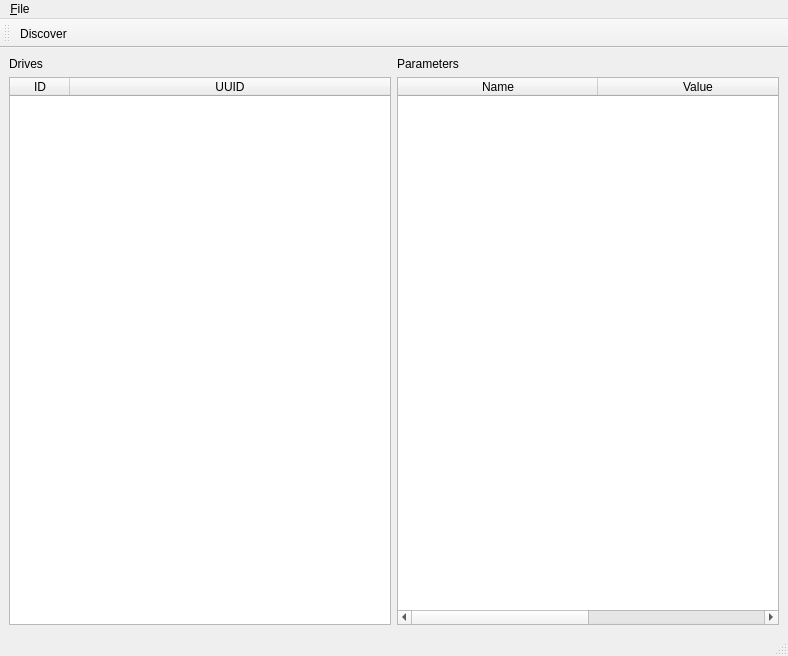
Qt form software/ros1/betz_node/mainwindow.ui (codebot/betz_experimental) before a commit.
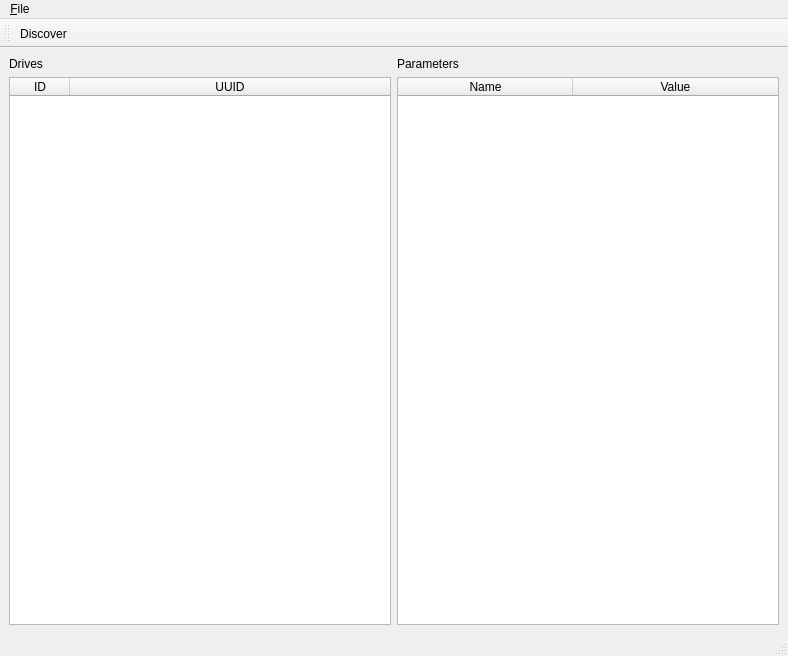
The same form after that commit.

Diff of the .ui file:
```diff
--- a/software/ros1/betz_node/mainwindow.ui
+++ b/software/ros1/betz_node/mainwindow.ui
@@ -75,11 +75,14 @@
          <bool>true</bool>
         </attribute>
         <attribute name="horizontalHeaderDefaultSectionSize">
-         <number>200</number>
+         <number>175</number>
         </attribute>
         <attribute name="horizontalHeaderStretchLastSection">
          <bool>true</bool>
         </attribute>
+        <attribute name="verticalHeaderVisible">
+         <bool>false</bool>
+        </attribute>
         <column>
          <property name="text">
           <string>Name</string>
```
Left out of the diff: 2 changed lines with no effect on the pictures.
